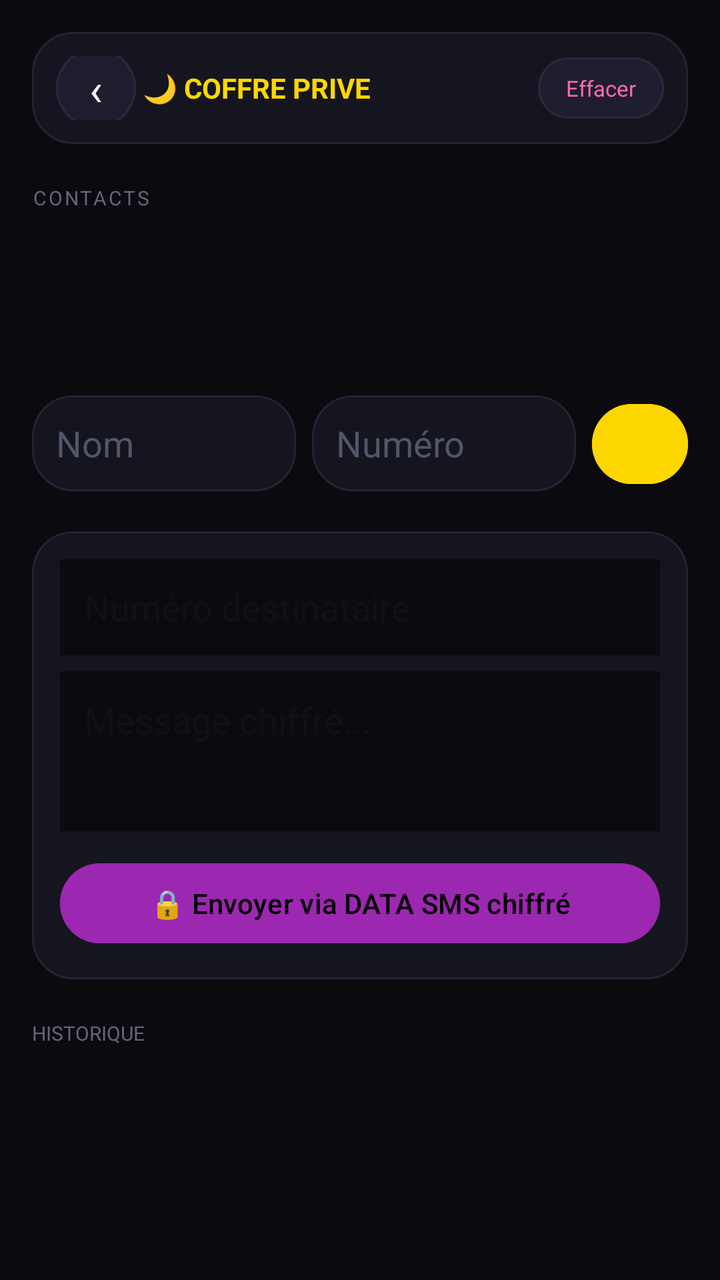
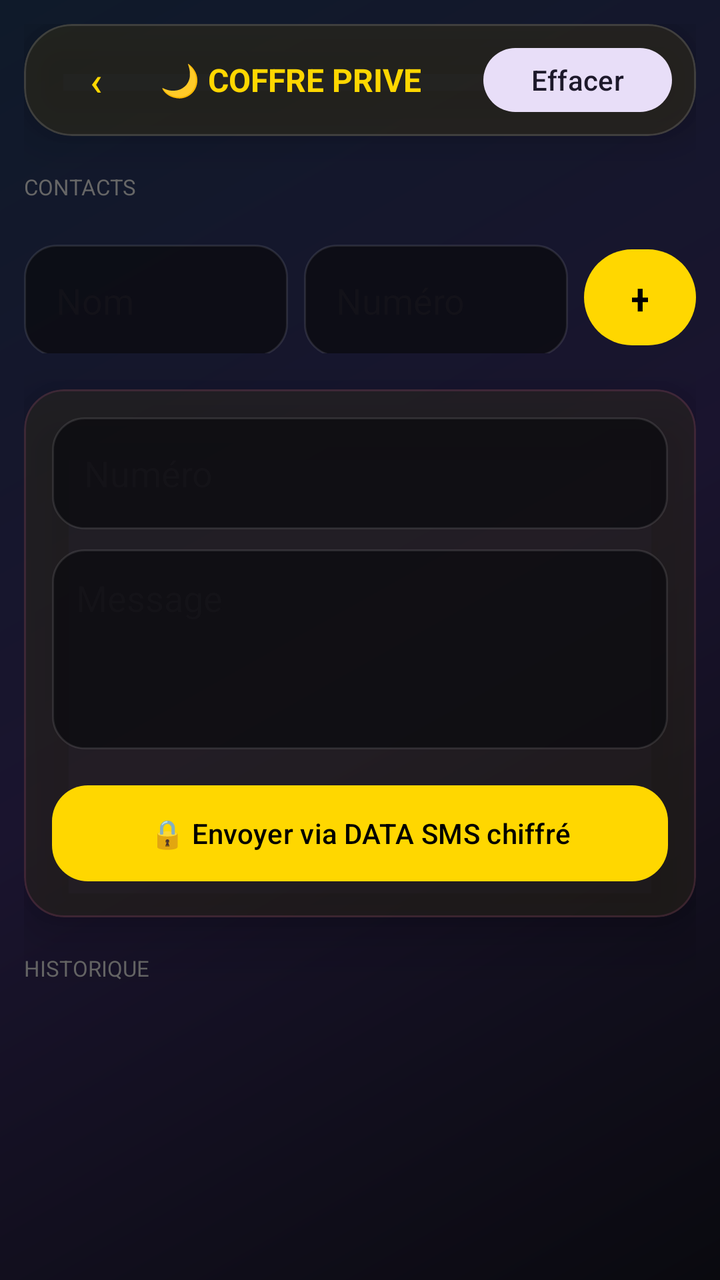

Before-and-after screenshots of an Android layout around one commit, followed by the original layout XML and the change that was made.
<!-- AndroidManifest.xml: application theme Theme.Diary2 -->
<!-- res/layout/activity_vault.xml -->
<?xml version="1.0" encoding="utf-8"?>
<LinearLayout xmlns:android="http://schemas.android.com/apk/res/android"
    android:layout_width="match_parent" android:layout_height="match_parent"
    android:orientation="vertical" android:background="#0A0A0F" android:padding="16dp">

    <LinearLayout android:layout_width="match_parent" android:layout_height="56dp"
        android:orientation="horizontal" android:gravity="center_vertical"
        android:background="@drawable/bg_glass_card" android:padding="12dp">
        <TextView android:id="@+id/btnBack" android:layout_width="40dp" android:layout_height="40dp"
            android:text="‹" android:textSize="22sp" android:textColor="#FFF" android:gravity="center"
            android:background="@drawable/bg_glass_chip"/>
        <TextView android:layout_width="0dp" android:layout_weight="1" android:layout_height="wrap_content"
            android:text=" 🌙 COFFRE PRIVE" android:textColor="#FFD700" android:textStyle="bold" android:textSize="14sp"/>
        <TextView android:id="@+id/btnClearHistory" android:layout_width="wrap_content" android:layout_height="wrap_content"
            android:text="Effacer" android:textColor="#FF69B4" android:background="@drawable/bg_glass_chip" android:paddingHorizontal="14dp" android:paddingVertical="8dp" android:textSize="11sp"/>
    </LinearLayout>

    <TextView android:layout_width="wrap_content" android:layout_height="wrap_content"
        android:text="CONTACTS" android:textColor="#66667A" android:textSize="10sp" android:letterSpacing="0.1" android:layout_marginTop="20dp"/>
    <androidx.recyclerview.widget.RecyclerView android:id="@+id/rvContacts"
        android:layout_width="match_parent" android:layout_height="72dp" android:layout_marginTop="8dp"/>

    <LinearLayout android:layout_width="match_parent" android:layout_height="wrap_content"
        android:orientation="horizontal" android:layout_marginTop="12dp">
        <EditText android:id="@+id/etContactName" android:layout_width="0dp" android:layout_weight="1"
            android:layout_height="48dp" android:hint="Nom" android:textColor="#FFF" android:textColorHint="#55556A"
            android:background="@drawable/bg_glass_card" android:padding="12dp"/>
        <EditText android:id="@+id/etContactNumber" android:layout_width="0dp" android:layout_weight="1"
            android:layout_height="48dp" android:hint="Numéro" android:textColor="#FFF" android:textColorHint="#55556A"
            android:background="@drawable/bg_glass_card" android:layout_marginStart="8dp" android:inputType="phone" android:padding="12dp"/>
        <Button android:id="@+id/btnSaveContact" android:layout_width="48dp" android:layout_height="48dp"
            android:text="+" android:textSize="18sp" android:backgroundTint="#FFD700" android:textColor="#000" android:layout_marginStart="8dp"/>
    </LinearLayout>

    <LinearLayout android:layout_width="match_parent" android:layout_height="wrap_content"
        android:orientation="vertical" android:background="@drawable/bg_glass_card" android:padding="14dp" android:layout_marginTop="20dp">
        <EditText android:id="@+id/vaultDest" android:layout_width="match_parent"
            android:layout_height="48dp" android:hint="Numéro destinataire" android:textColor="#FFF" android:background="#0A0A0F" android:padding="12dp" android:inputType="phone"/>
        <EditText android:id="@+id/vaultMsg" android:layout_width="match_parent" android:layout_height="80dp"
            android:hint="Message chiffré..." android:textColor="#FFF" android:background="#0A0A0F" android:layout_marginTop="8dp" android:padding="12dp" android:gravity="top"/>
        <Button android:id="@+id/btnSendVault" android:layout_width="match_parent" android:layout_height="48dp"
            android:text="🔒 Envoyer via DATA SMS chiffré" android:backgroundTint="#9C27B0" android:layout_marginTop="12dp"/>
    </LinearLayout>

    <TextView android:layout_width="wrap_content" android:layout_height="wrap_content"
        android:text="HISTORIQUE" android:textColor="#66667A" android:textSize="10sp" android:layout_marginTop="20dp"/>
    <androidx.recyclerview.widget.RecyclerView android:id="@+id/rvHistory"
        android:layout_width="match_parent" android:layout_height="0dp" android:layout_weight="1" android:layout_marginTop="8dp"/>
</LinearLayout>
<!-- resources referenced by this layout -->
<resources>
  <!-- drawable bg_glass_card (drawable) -->
  <?xml version="1.0" encoding="utf-8"?>
  <shape xmlns:android="http://schemas.android.com/apk/res/android" android:shape="rectangle">
      <solid android:color="#15151F"/>
      <corners android:radius="20dp"/>
      <stroke android:width="1dp" android:color="#232334"/>
  </shape>
  <!-- drawable bg_glass_chip (drawable) -->
  <?xml version="1.0" encoding="utf-8"?>
  <shape xmlns:android="http://schemas.android.com/apk/res/android" android:shape="rectangle">
      <solid android:color="#1E1E2E"/>
      <corners android:radius="20dp"/>
      <stroke android:width="1dp" android:color="#2A2A3A"/>
  </shape>
  <style name="Theme.Diary2" parent="Theme.Material3.DayNight.NoActionBar">
          <item name="colorPrimary">#FFD700</item>
          <item name="colorOnPrimary">#000000</item>
          <item name="colorPrimaryContainer">#2A2A3A</item>
          <item name="colorSecondary">#9C27B0</item>
          <item name="colorTertiary">#FF69B4</item>
          <item name="android:colorBackground">#0A0A0F</item>
          <item name="colorSurface">#15151F</item>
          <item name="colorOnSurface">#FFFFFF</item>
          <item name="android:statusBarColor">@android:color/transparent</item>
          <item name="android:navigationBarColor">#0A0A0F</item>
      </style>
</resources>

<!-- the commit's change to res/layout/activity_vault.xml (unified diff, before → after) -->
@@ -1,49 +1,41 @@
 <?xml version="1.0" encoding="utf-8"?>
-<LinearLayout xmlns:android="http://schemas.android.com/apk/res/android"
-    android:layout_width="match_parent" android:layout_height="match_parent"
-    android:orientation="vertical" android:background="#0A0A0F" android:padding="16dp">
-
-    <LinearLayout android:layout_width="match_parent" android:layout_height="56dp"
-        android:orientation="horizontal" android:gravity="center_vertical"
-        android:background="@drawable/bg_glass_card" android:padding="12dp">
-        <TextView android:id="@+id/btnBack" android:layout_width="40dp" android:layout_height="40dp"
-            android:text="‹" android:textSize="22sp" android:textColor="#FFF" android:gravity="center"
-            android:background="@drawable/bg_glass_chip"/>
-        <TextView android:layout_width="0dp" android:layout_weight="1" android:layout_height="wrap_content"
-            android:text=" 🌙 COFFRE PRIVE" android:textColor="#FFD700" android:textStyle="bold" android:textSize="14sp"/>
-        <TextView android:id="@+id/btnClearHistory" android:layout_width="wrap_content" android:layout_height="wrap_content"
-            android:text="Effacer" android:textColor="#FF69B4" android:background="@drawable/bg_glass_chip" android:paddingHorizontal="14dp" android:paddingVertical="8dp" android:textSize="11sp"/>
+<FrameLayout xmlns:android="http://schemas.android.com/apk/res/android" xmlns:app="http://schemas.android.com/apk/res-auto"
+    android:layout_width="match_parent" android:layout_height="match_parent" android:background="@drawable/bg_aurora_blur">
+    <LinearLayout android:layout_width="match_parent" android:layout_height="match_parent" android:orientation="vertical" android:padding="12dp">
+        <com.google.android.material.card.MaterialCardView android:layout_width="match_parent" android:layout_height="wrap_content"
+            app:cardCornerRadius="24dp" app:cardBackgroundColor="#B315151F" app:strokeWidth="1dp" app:strokeColor="#22FFFFFF" app:cardElevation="14dp">
+            <LinearLayout android:layout_width="match_parent" android:layout_height="56dp" android:orientation="horizontal" android:gravity="center_vertical" android:paddingHorizontal="12dp">
+                <com.google.android.material.button.MaterialButton android:id="@+id/btnBack" android:layout_width="48dp" android:layout_height="48dp"
+                    android:text="‹" android:textSize="20sp" style="@style/Widget.Material3.Button.IconButton" android:insetTop="0dp" android:insetBottom="0dp"/>
+                <TextView android:layout_width="0dp" android:layout_weight="1" android:layout_height="wrap_content"
+                    android:text="🌙 COFFRE PRIVE" android:textColor="#FFD700" android:textStyle="bold" android:textSize="16sp" android:layout_marginStart="8dp"/>
+                <com.google.android.material.button.MaterialButton android:id="@+id/btnEffacer"
+                    android:layout_width="wrap_content" android:layout_height="40dp" android:text="Effacer" style="@style/Widget.Material3.Button.TonalButton"/>
+            </LinearLayout>
+        </com.google.android.material.card.MaterialCardView>
+        <TextView android:text="CONTACTS" android:textColor="#666" android:textSize="11sp" android:layout_marginTop="18dp" android:layout_width="wrap_content" android:layout_height="wrap_content"/>
+        <LinearLayout android:id="@+id/contactsContainer" android:layout_width="match_parent" android:layout_height="wrap_content" android:orientation="vertical" android:layout_marginTop="8dp"/>
+        <LinearLayout android:layout_width="match_parent" android:layout_height="wrap_content" android:orientation="horizontal" android:layout_marginTop="12dp">
+            <EditText android:id="@+id/etContactName" android:layout_width="0dp" android:layout_weight="1" android:layout_height="56dp"
+                android:hint="Nom" android:background="@drawable/bg_glass_input" android:textColor="#FFF" android:paddingHorizontal="16dp"/>
+            <EditText android:id="@+id/etContactNumber" android:layout_width="0dp" android:layout_weight="1" android:layout_height="56dp"
+                android:hint="Numéro" android:background="@drawable/bg_glass_input" android:textColor="#FFF" android:paddingHorizontal="16dp" android:layout_marginStart="8dp" android:inputType="phone"/>
+            <com.google.android.material.button.MaterialButton android:id="@+id/btnAddContact" android:layout_width="56dp" android:layout_height="56dp"
+                android:text="+" android:textSize="22sp" style="@style/Widget.Material3.Button" android:layout_marginStart="8dp" app:cornerRadius="28dp"/>
+        </LinearLayout>
+        <com.google.android.material.card.MaterialCardView android:layout_width="match_parent" android:layout_height="wrap_content"
+            app:cardCornerRadius="20dp" app:cardBackgroundColor="#9915151F" app:strokeColor="#22FF69B4" app:strokeWidth="1dp" app:cardElevation="16dp" android:layout_marginTop="18dp">
+            <LinearLayout android:layout_width="match_parent" android:layout_height="wrap_content" android:orientation="vertical" android:padding="14dp">
+                <EditText android:id="@+id/etDestNumber" android:layout_width="match_parent" android:layout_height="56dp"
+                    android:hint="Numéro" android:textColor="#FFF" android:background="@drawable/bg_glass_input" android:paddingHorizontal="16dp"/>
+                <EditText android:id="@+id/etMessage" android:layout_width="match_parent" android:layout_height="100dp"
+                    android:hint="Message" android:textColor="#FFF" android:background="@drawable/bg_glass_input" android:padding="12dp" android:gravity="top" android:layout_marginTop="10dp"/>
+                <com.google.android.material.button.MaterialButton android:id="@+id/btnSendEncrypted"
+                    android:layout_width="match_parent" android:layout_height="56dp" android:text="🔒 Envoyer via DATA SMS chiffré"
+                    android:layout_marginTop="14dp" style="@style/Widget.Material3.Button" app:cornerRadius="18dp"/>
+            </LinearLayout>
+        </com.google.android.material.card.MaterialCardView>
+        <TextView android:text="HISTORIQUE" android:textColor="#666" android:textSize="11sp" android:layout_marginTop="18dp" android:layout_width="wrap_content" android:layout_height="wrap_content"/>
+        <LinearLayout android:id="@+id/historyContainer" android:layout_width="match_parent" android:layout_height="wrap_content" android:orientation="vertical" android:layout_marginTop="8dp"/>
     </LinearLayout>
-
-    <TextView android:layout_width="wrap_content" android:layout_height="wrap_content"
-        android:text="CONTACTS" android:textColor="#66667A" android:textSize="10sp" android:letterSpacing="0.1" android:layout_marginTop="20dp"/>
-    <androidx.recyclerview.widget.RecyclerView android:id="@+id/rvContacts"
-        android:layout_width="match_parent" android:layout_height="72dp" android:layout_marginTop="8dp"/>
-
-    <LinearLayout android:layout_width="match_parent" android:layout_height="wrap_content"
-        android:orientation="horizontal" android:layout_marginTop="12dp">
-        <EditText android:id="@+id/etContactName" android:layout_width="0dp" android:layout_weight="1"
-            android:layout_height="48dp" android:hint="Nom" android:textColor="#FFF" android:textColorHint="#55556A"
-            android:background="@drawable/bg_glass_card" android:padding="12dp"/>
-        <EditText android:id="@+id/etContactNumber" android:layout_width="0dp" android:layout_weight="1"
-            android:layout_height="48dp" android:hint="Numéro" android:textColor="#FFF" android:textColorHint="#55556A"
-            android:background="@drawable/bg_glass_card" android:layout_marginStart="8dp" android:inputType="phone" android:padding="12dp"/>
-        <Button android:id="@+id/btnSaveContact" android:layout_width="48dp" android:layout_height="48dp"
-            android:text="+" android:textSize="18sp" android:backgroundTint="#FFD700" android:textColor="#000" android:layout_marginStart="8dp"/>
-    </LinearLayout>
-
-    <LinearLayout android:layout_width="match_parent" android:layout_height="wrap_content"
-        android:orientation="vertical" android:background="@drawable/bg_glass_card" android:padding="14dp" android:layout_marginTop="20dp">
-        <EditText android:id="@+id/vaultDest" android:layout_width="match_parent"
-            android:layout_height="48dp" android:hint="Numéro destinataire" android:textColor="#FFF" android:background="#0A0A0F" android:padding="12dp" android:inputType="phone"/>
-        <EditText android:id="@+id/vaultMsg" android:layout_width="match_parent" android:layout_height="80dp"
-            android:hint="Message chiffré..." android:textColor="#FFF" android:background="#0A0A0F" android:layout_marginTop="8dp" android:padding="12dp" android:gravity="top"/>
-        <Button android:id="@+id/btnSendVault" android:layout_width="match_parent" android:layout_height="48dp"
-            android:text="🔒 Envoyer via DATA SMS chiffré" android:backgroundTint="#9C27B0" android:layout_marginTop="12dp"/>
-    </LinearLayout>
-
-    <TextView android:layout_width="wrap_content" android:layout_height="wrap_content"
-        android:text="HISTORIQUE" android:textColor="#66667A" android:textSize="10sp" android:layout_marginTop="20dp"/>
-    <androidx.recyclerview.widget.RecyclerView android:id="@+id/rvHistory"
-        android:layout_width="match_parent" android:layout_height="0dp" android:layout_weight="1" android:layout_marginTop="8dp"/>
-</LinearLayout>
+</FrameLayout>
<!-- resource entries referenced after the edit -->
@@ -1,18 +1,17 @@
 <!-- resources referenced by this layout -->
 <resources>
-  <!-- drawable bg_glass_card (drawable) -->
+  <!-- drawable bg_aurora_blur (drawable) -->
   <?xml version="1.0" encoding="utf-8"?>
-  <shape xmlns:android="http://schemas.android.com/apk/res/android" android:shape="rectangle">
-      <solid android:color="#15151F"/>
-      <corners android:radius="20dp"/>
-      <stroke android:width="1dp" android:color="#232334"/>
+  <shape xmlns:android="http://schemas.android.com/apk/res/android">
+      <gradient android:angle="135" android:type="linear"
+          android:startColor="#0A0A0F" android:centerColor="#1A142E" android:endColor="#0F1A2A"/>
   </shape>
-  <!-- drawable bg_glass_chip (drawable) -->
+  <!-- drawable bg_glass_input (drawable) -->
   <?xml version="1.0" encoding="utf-8"?>
-  <shape xmlns:android="http://schemas.android.com/apk/res/android" android:shape="rectangle">
-      <solid android:color="#1E1E2E"/>
-      <corners android:radius="20dp"/>
-      <stroke android:width="1dp" android:color="#2A2A3A"/>
+  <shape xmlns:android="http://schemas.android.com/apk/res/android">
+      <solid android:color="#B80A0A0F"/>
+      <corners android:radius="16dp"/>
+      <stroke android:width="1dp" android:color="#1AFFFFFF"/>
   </shape>
   <style name="Theme.Diary2" parent="Theme.Material3.DayNight.NoActionBar">
           <item name="colorPrimary">#FFD700</item>
